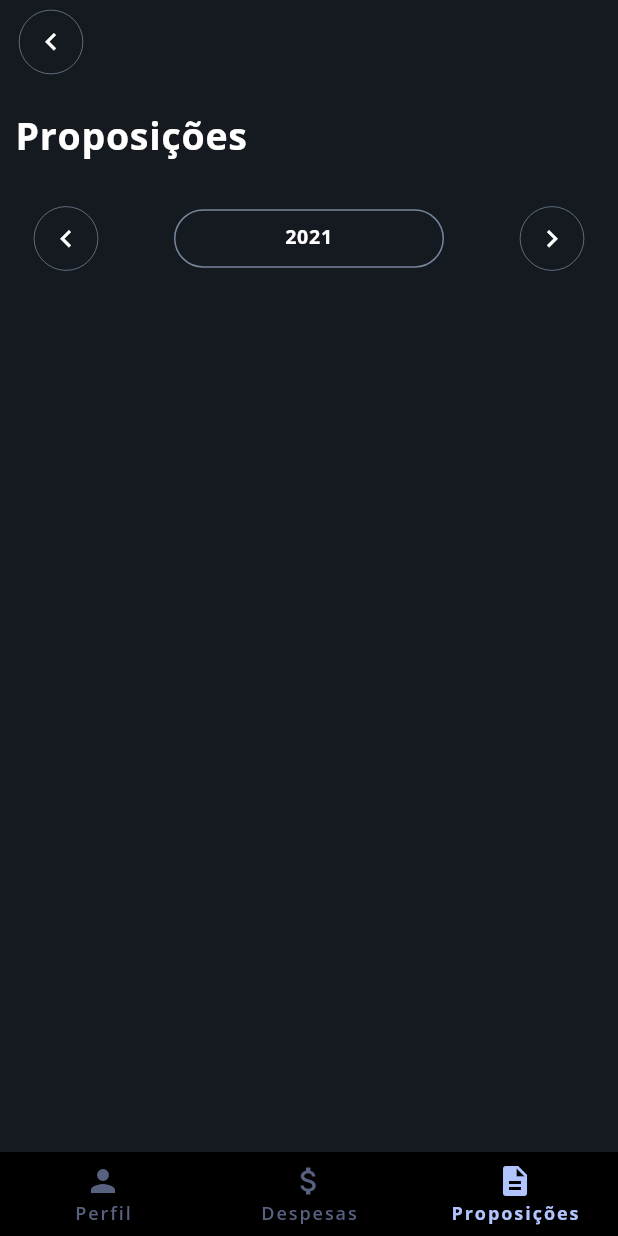
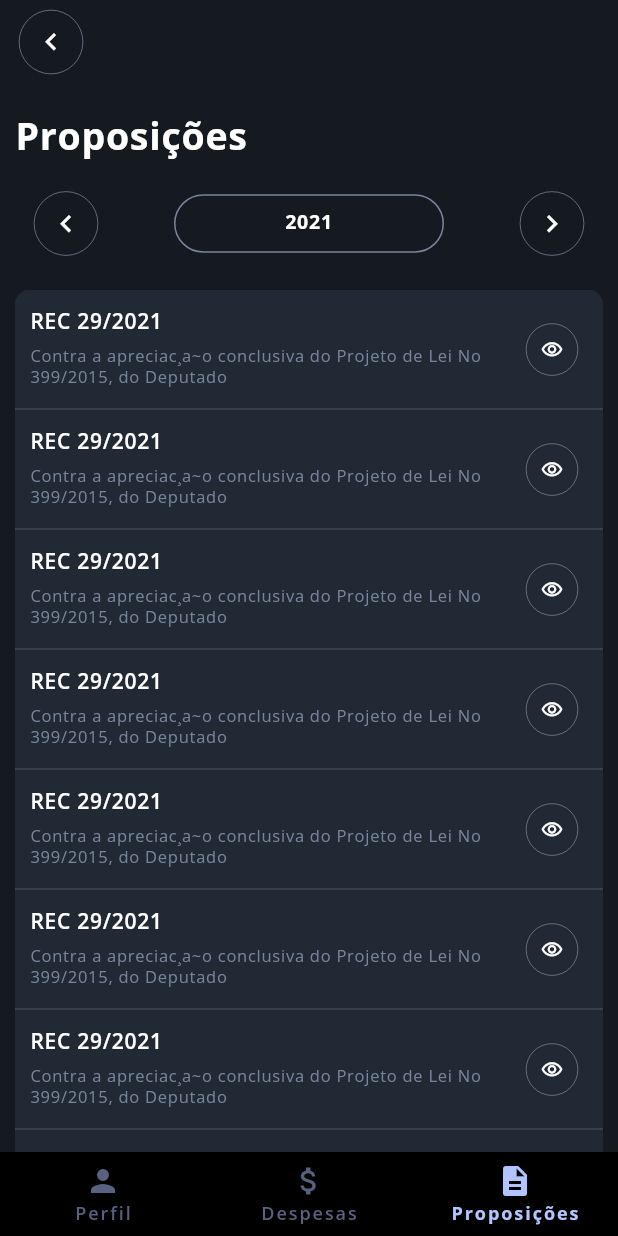
Before and after one commit to rafaelzorn/brasil_transparente_flutter, a Flutter app: the DeputyDetailPage screen opened directly, item 3 of the bottom bar chosen, on a phone screen of 412 x 824 dp. Run offline on Flutter 3.47's test engine with Material 2 defaults, Android fonts, the light colour scheme and no system bars; our stand-ins replace charts_flutter, dio, flutter_dotenv, get, google_fonts, lazy_load_scrollview and 1 more; network calls fail; statements that could not run were skipped.

Commit message:
Feat: Page propositions

```diff
--- a/lib/app/modules/deputy_expenses/pages/deputy_expenses_page.dart
+++ b/lib/app/modules/deputy_expenses/pages/deputy_expenses_page.dart
@@ -19,10 +19,7 @@ class DeputyExpensesPage extends GetView<DeputyExpensesController> {
         padding: EdgeInsets.symmetric(horizontal: 10),
         child: Column(
           children: [
-            BtMainTitlePageWidget(
-              title: StringResource.EXPENSES,
-              marginBottom: 30,
-            ),
+            BtMainTitlePageWidget(title: StringResource.EXPENSES),
             Container(
               margin: EdgeInsets.only(bottom: 20),
               padding: EdgeInsets.symmetric(horizontal: 10),
--- a/lib/app/modules/deputy_propositions/pages/deputy_propositions_page.dart
+++ b/lib/app/modules/deputy_propositions/pages/deputy_propositions_page.dart
@@ -6,21 +6,39 @@ import 'package:brasil_transparente_flutter/app/modules/deputy_propositions/cont
 import 'package:brasil_transparente_flutter/app/resources/string_resource.dart';
 import 'package:brasil_transparente_flutter/app/widgets/bt_main_title_page_widget.dart';
 import 'package:brasil_transparente_flutter/app/widgets/bt_swipe_calendar_widget.dart';
+import 'package:brasil_transparente_flutter/app/modules/deputy_propositions/pages/widgets/proposition_widget.dart';
 
 class DeputyPropositionsPage extends GetView<DeputyPropositionsController> {
+  Widget _renderList() {
+    return Expanded(
+      child: ListView(
+        children: [
+          PropositionWidget(topRadius: 10),
+          PropositionWidget(),
+          PropositionWidget(),
+          PropositionWidget(),
+          PropositionWidget(),
+          PropositionWidget(),
+          PropositionWidget(),
+          PropositionWidget(),
+          PropositionWidget(isLast: true, bottomRadius: 10),
+        ],
+      ),
+    );
+  }
+
   Widget _renderContent() {
     return Container(
       padding: EdgeInsets.symmetric(horizontal: 10),
       child: Column(
         children: [
-          BtMainTitlePageWidget(
-            title: StringResource.PROPOSITIONS,
-            marginBottom: 30,
-          ),
+          BtMainTitlePageWidget(title: StringResource.PROPOSITIONS),
           Container(
+            margin: EdgeInsets.only(bottom: 20),
             padding: EdgeInsets.symmetric(horizontal: 10),
             child: BtSwipeCalendarWidget(date: '2021'),
           ),
+          _renderList(),
         ],
       ),
     );
--- /dev/null
+++ b/lib/app/modules/deputy_propositions/pages/widgets/proposition_widget.dart
@@ -0,0 +1,99 @@
+import 'package:flutter/material.dart';
+
+// Bt
+import 'package:brasil_transparente_flutter/app/themes/bt_color_theme.dart';
+import 'package:brasil_transparente_flutter/app/helpers/text_helper.dart';
+
+class PropositionWidget extends StatelessWidget {
+  final double topRadius;
+  final double bottomRadius;
+  final bool isLast;
+
+  PropositionWidget({
+    this.isLast = false,
+    this.topRadius = 0,
+    this.bottomRadius = 0,
+  });
+
+  Widget _renderInformation() {
+    return Expanded(
+      flex: 10,
+      child: Column(
+        mainAxisAlignment: MainAxisAlignment.center,
+        crossAxisAlignment: CrossAxisAlignment.start,
+        children: <Widget>[
+          Text(
+            'REC 29/2021',
+            style: TextHelper.style(
+              fontSize: 14,
+              fontWeight: FontWeight.w600,
+            ),
+          ),
+          SizedBox(height: 8),
+          Text(
+            'Contra a apreciac¸a~o conclusiva do Projeto de Lei No 399/2015, do Deputado',
+            overflow: TextOverflow.ellipsis,
+            maxLines: 2,
+            style: TextHelper.style(
+              fontSize: 11,
+              height: 1.3,
+              color: BtColorTheme.SLATE_GRAY,
+            ),
+          ),
+        ],
+      ),
+    );
+  }
+
+  Widget _renderIcon() {
+    return Expanded(
+      flex: 2,
+      child: Align(
+        alignment: Alignment.centerRight,
+        child: RawMaterialButton(
+          constraints: BoxConstraints(minWidth: 0, minHeight: 0),
+          child: Icon(
+            Icons.visibility_outlined,
+            size: 15,
+            color: BtColorTheme.WHITE,
+          ),
+          padding: EdgeInsets.all(10),
+          shape: CircleBorder(
+            side: BorderSide(width: 0.5, color: BtColorTheme.SLATE_GRAY),
+          ),
+          onPressed: () => {},
+        ),
+      ),
+    );
+  }
+
+  @override
+  Widget build(BuildContext context) {
+    return Container(
+      margin: EdgeInsets.only(bottom: this.isLast ? 10 : 0),
+      height: 80,
+      padding: EdgeInsets.symmetric(horizontal: 10),
+      foregroundDecoration: BoxDecoration(
+        border: Border(
+          bottom: BorderSide(
+            color: BtColorTheme.SLATE_GRAY,
+            width: 0.5,
+            style: this.isLast ? BorderStyle.none : BorderStyle.solid,
+          ),
+        ),
+      ),
+      decoration: BoxDecoration(
+        color: BtColorTheme.EBONY_CLAY,
+        borderRadius: BorderRadius.only(
+          topLeft: Radius.circular(this.topRadius),
+          topRight: Radius.circular(this.topRadius),
+          bottomLeft: Radius.circular(this.bottomRadius),
+          bottomRight: Radius.circular(this.bottomRadius),
+        ),
+      ),
+      child: Row(
+        children: <Widget>[_renderInformation(), _renderIcon()],
+      ),
+    );
+  }
+}
--- a/lib/app/widgets/bt_main_title_page_widget.dart
+++ b/lib/app/widgets/bt_main_title_page_widget.dart
@@ -7,7 +7,7 @@ class BtMainTitlePageWidget extends StatelessWidget {
   final String title;
   final double marginBottom;
 
-  BtMainTitlePageWidget({required this.title, this.marginBottom = 25});
+  BtMainTitlePageWidget({required this.title, this.marginBottom = 20});
 
   @override
   Widget build(BuildContext context) {
```
